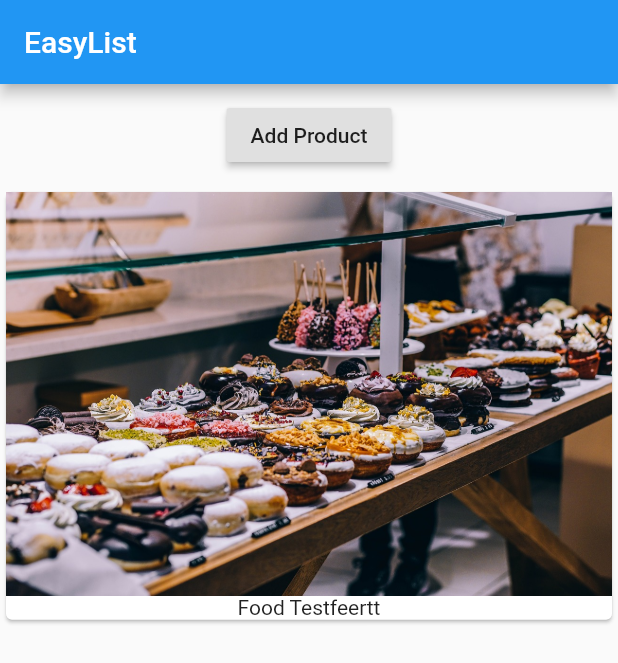
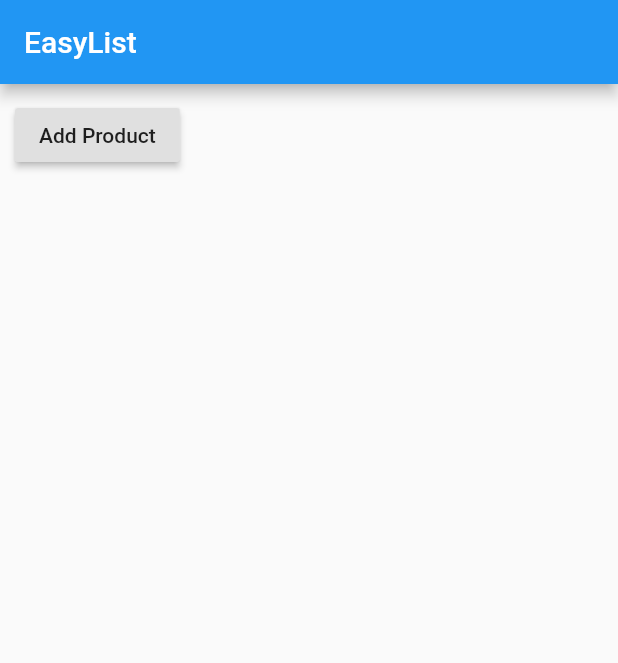
Before and after one commit to Fedrius/learning_flutter, a Flutter app: the screen it shows after launch, on a phone screen of 412 x 824 dp. Shown: the top 663 px of the screen. Run offline on Flutter 3.47's test engine with Material 2 defaults, Android fonts, the phone set to English and light mode, and no system bars.

```diff
--- a/lib/main.dart
+++ b/lib/main.dart
@@ -46,21 +46,7 @@ class _MyAppState extends State<MyApp> {
                   child: Text('Add Product'),
                 ),
               ),
-              Column(
-                children: _products
-                    // using the product array, map func iterates and makes a card for each on and 'to list' lists it out.
-                    .map(
-                      (element) => Card(
-                            child: Column(
-                              children: <Widget>[
-                                Image.asset('assets/food.jpg'),
-                                Text(element)
-                              ],
-                            ),
-                          ),
-                    )
-                    .toList(),
-              )
+
             ],
           )),
     );
```
Also changed, not shown: lib/products.dart (added, +29 -0 lines).
